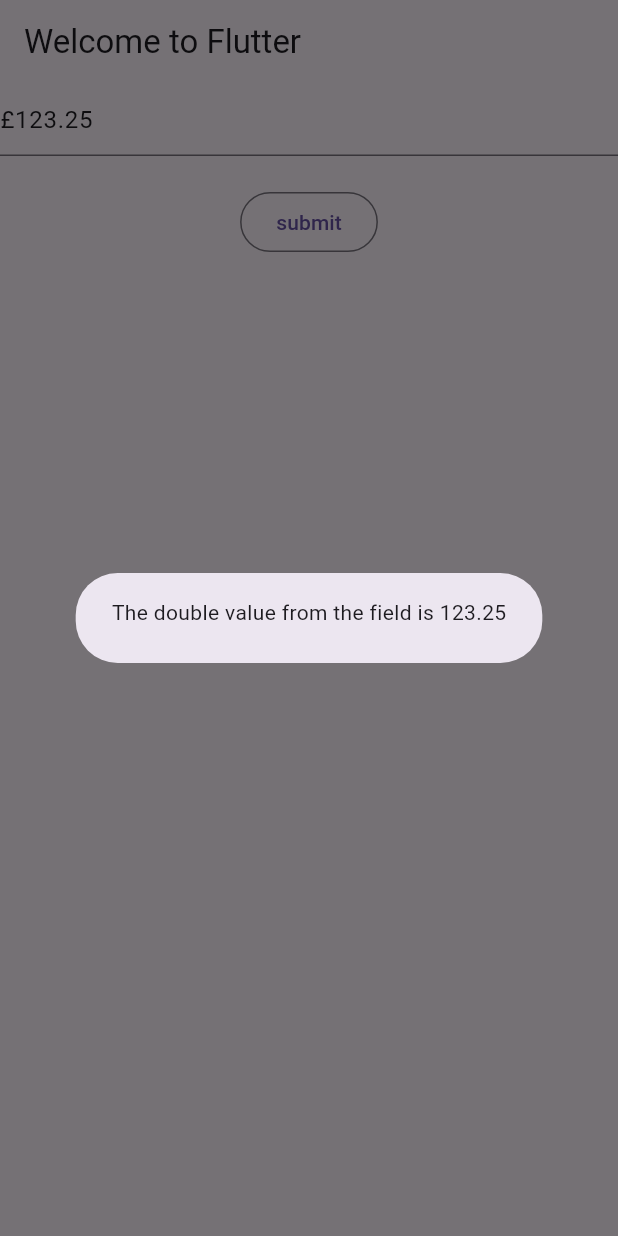
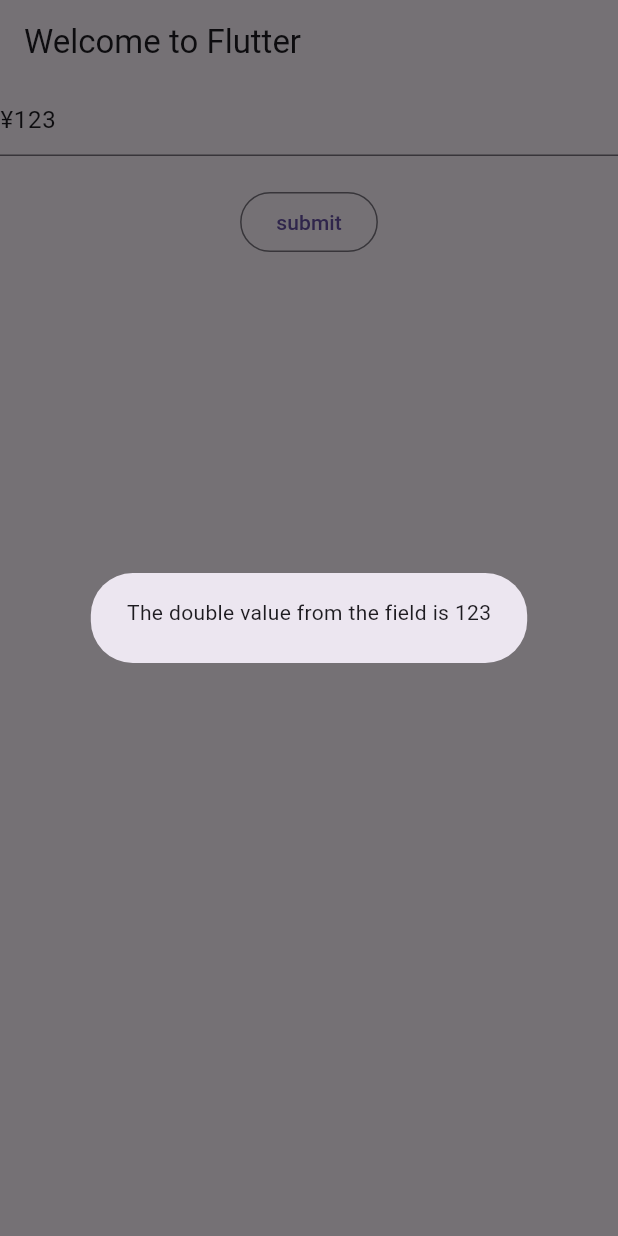
Before and after one commit to gtgalone/currency_text_input_formatter, a Flutter app: the screen it shows after launch, after a tap on "submit", on a phone screen of 412 x 824 dp. Run offline on Flutter 3.47's test engine with Material 3 defaults, Android fonts, the phone set to English and light mode, and no system bars.

Commit message:
added test for double format

```diff
--- a/example/lib/double_example.dart
+++ b/example/lib/double_example.dart
@@ -8,10 +8,8 @@ void main() => runApp(MaterialApp(home: MyApp()));
 class MyApp extends StatelessWidget {
   @override
   Widget build(BuildContext context) {
-    final format = NumberFormat.simpleCurrency(locale: "en-Gb");
+    final format = NumberFormat.simpleCurrency(locale: "ja-JP");
     final formatter = CurrencyTextInputFormatter(format);
-
-    String initialValue = formatter.formatDouble(123.25);
 
     return Scaffold(
       appBar: AppBar(
@@ -21,7 +19,7 @@ class MyApp extends StatelessWidget {
         child: Column(
           children: [
             TextFormField(
-              initialValue: initialValue,
+              initialValue: formatter.formatDouble(123.25),
               inputFormatters: <TextInputFormatter>[
                 formatter,
               ],
--- a/lib/currency_text_input_formatter.dart
+++ b/lib/currency_text_input_formatter.dart
@@ -34,6 +34,8 @@ class CurrencyTextInputFormatter extends TextInputFormatter {
     this.maxValue,
     this.onChange,
   }) {
+    assert(numberFormat.decimalDigits != null,
+        'Please initialize NumberFormat with currency. Eg. NumberFormat.currency() or NumberFormat.simpleCurrency()');
     if (turnOffGrouping) {
       numberFormat.turnOffGrouping();
     }
```
Also changed, not shown: 1 other file.
